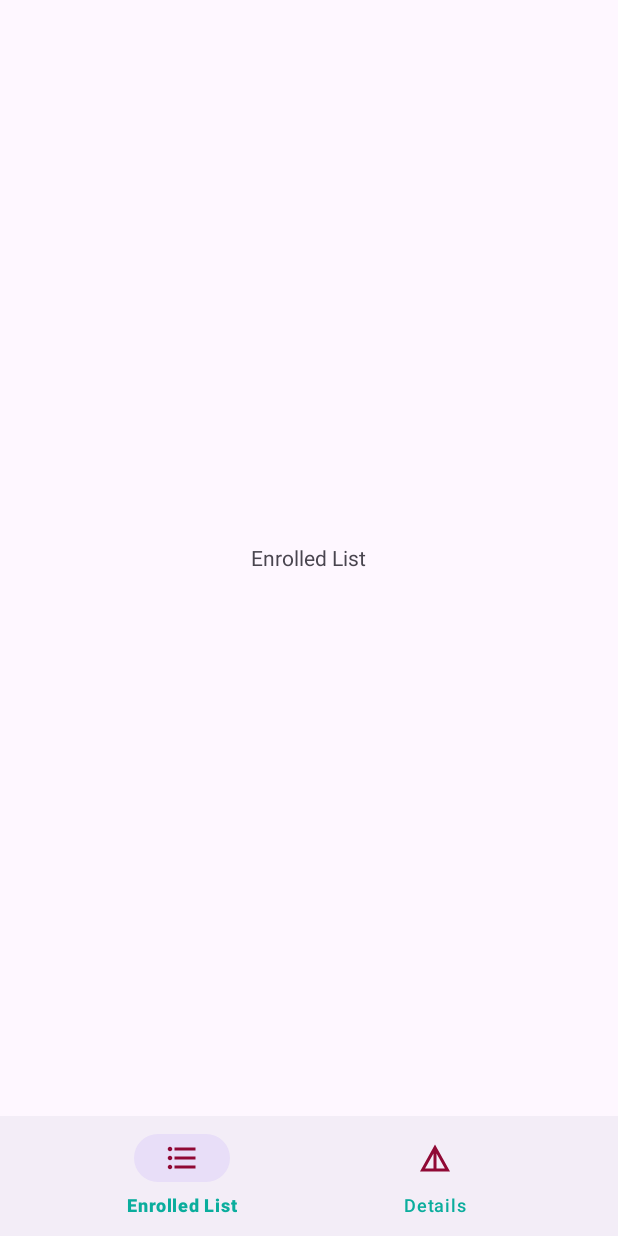
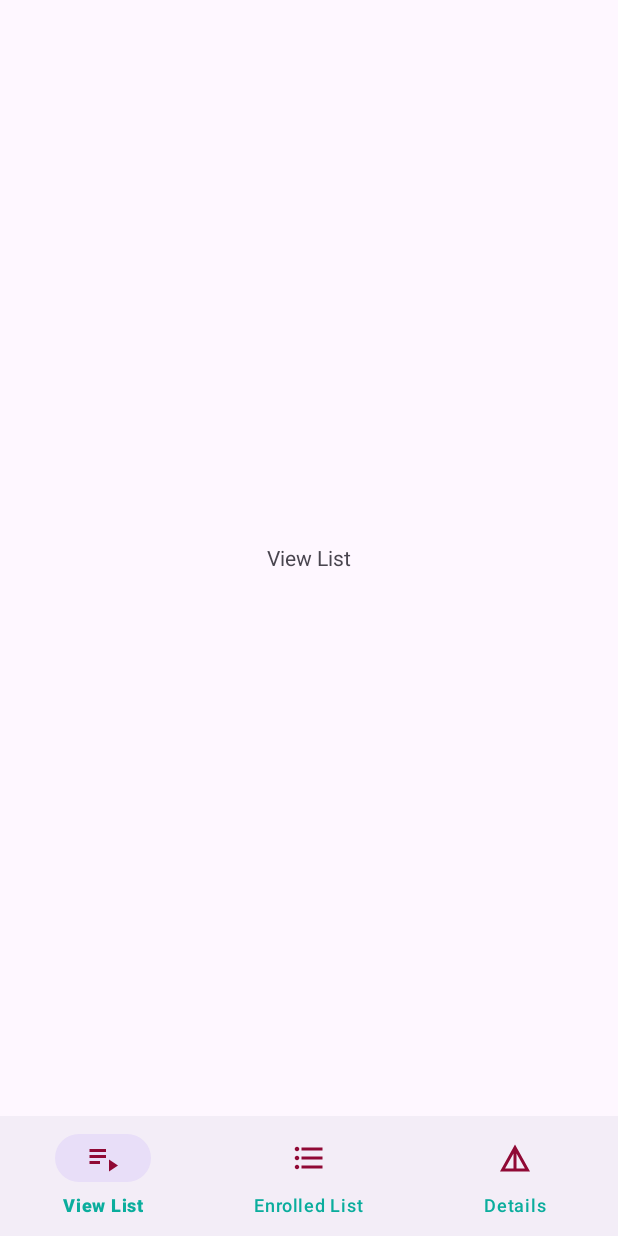
Before and after one commit to MehrabHussain47/LearnNow, an Android app: the StudentActivity screen opened directly, with no data from a screen before it, on a phone screen of 412 x 824 dp. Run offline under Robolectric (Android 15) with nearby library versions, the phone set to English and light mode, and no system bars.

Commit message:
Initial Commit 3

```diff
--- a/app/src/main/java/com/example/learnnow/StudentActivity.java
+++ b/app/src/main/java/com/example/learnnow/StudentActivity.java
@@ -1,3 +1,46 @@
+//package com.example.learnnow;
+//
+//import android.os.Bundle;
+//import androidx.annotation.NonNull;
+//import androidx.appcompat.app.AppCompatActivity;
+//import androidx.fragment.app.Fragment;
+//import com.google.android.material.bottomnavigation.BottomNavigationView;
+//
+//public class StudentActivity extends AppCompatActivity {
+//
+//    @Override
+//    protected void onCreate(Bundle savedInstanceState) {
+//        super.onCreate(savedInstanceState);
+//        setContentView(R.layout.activity_student);
+//
+//        BottomNavigationView bottomNavigationView = findViewById(R.id.bottom_navigation);
+//
+//        // Set up the item selected listener
+//        bottomNavigationView.setOnItemSelectedListener(item -> {
+//            Fragment selectedFragment = null;
+//            switch (item.getItemId()) {
+//                case R.id.nav_enrolled:
+//                    selectedFragment = new EnrolledFragment();
+//                    break;
+//                case R.id.nav_view_list:  // New case for View List
+//                    selectedFragment = new ViewListFragment();  // Ensure ViewListFragment is created
+//                    break;
+//                case R.id.nav_details:
+//                    selectedFragment = new DetailsFragment();
+//                    break;
+//            }
+//            if (selectedFragment != null) {
+//                getSupportFragmentManager().beginTransaction().replace(R.id.fragment_container, selectedFragment).commit();
+//            }
+//            return true;
+//        });
+//
+//        // Load default fragment
+//        if (savedInstanceState == null) {
+//            getSupportFragmentManager().beginTransaction().replace(R.id.fragment_container, new EnrolledFragment()).commit();
+//        }
+//    }
+//}
 package com.example.learnnow;
 
 import android.os.Bundle;
@@ -16,7 +59,9 @@ public class StudentActivity extends AppCompatActivity {
         BottomNavigationView bottomNavigationView = findViewById(R.id.bottom_navigation);
         bottomNavigationView.setOnNavigationItemSelectedListener(item -> {
             Fragment selectedFragment = null;
-            if (item.getItemId() == R.id.nav_enrolled) {
+            if (item.getItemId() == R.id.nav_view_list) {
+                selectedFragment = new ViewListFragment();
+            } else if (item.getItemId() == R.id.nav_enrolled) {
                 selectedFragment = new EnrolledFragment();
             } else if (item.getItemId() == R.id.nav_details) {
                 selectedFragment = new DetailsFragment();
@@ -29,8 +74,7 @@ public class StudentActivity extends AppCompatActivity {
 
         // Load default fragment
         if (savedInstanceState == null) {
-            getSupportFragmentManager().beginTransaction().replace(R.id.fragment_container, new EnrolledFragment()).commit();
+            getSupportFragmentManager().beginTransaction().replace(R.id.fragment_container, new ViewListFragment()).commit();
         }
     }
-
 }
--- /dev/null
+++ b/app/src/main/java/com/example/learnnow/ViewListFragment.java
@@ -0,0 +1,18 @@
+package com.example.learnnow;
+
+import android.os.Bundle;
+import android.view.LayoutInflater;
+import android.view.View;
+import android.view.ViewGroup;
+import androidx.annotation.NonNull;
+import androidx.annotation.Nullable;
+import androidx.fragment.app.Fragment;
+
+public class ViewListFragment extends Fragment {
+
+    @Nullable
+    @Override
+    public View onCreateView(@NonNull LayoutInflater inflater, @Nullable ViewGroup container, @Nullable Bundle savedInstanceState) {
+        return inflater.inflate(R.layout.fragment_view_list, container, false);
+    }
+}
--- /dev/null
+++ b/app/src/main/res/drawable/ic_view_list.xml
@@ -0,0 +1,11 @@
+<vector xmlns:android="http://schemas.android.com/apk/res/android" android:autoMirrored="true" android:height="24dp" android:tint="#FFFDFD" android:viewportHeight="24" android:viewportWidth="24" android:width="24dp">
+
+    <path android:fillColor="@android:color/white" android:pathData="M3,10h11v2h-11z"/>
+
+    <path android:fillColor="@android:color/white" android:pathData="M3,6h11v2h-11z"/>
+
+    <path android:fillColor="@android:color/white" android:pathData="M3,14h7v2h-7z"/>
+
+    <path android:fillColor="@android:color/white" android:pathData="M16,13l0,8l6,-4z"/>
+
+</vector>
--- /dev/null
+++ b/app/src/main/res/layout/fragment_view_list.xml
@@ -0,0 +1,10 @@
+<?xml version="1.0" encoding="utf-8"?>
+<FrameLayout xmlns:android="http://schemas.android.com/apk/res/android"
+    android:layout_width="match_parent"
+    android:layout_height="match_parent">
+    <TextView
+        android:layout_width="wrap_content"
+        android:layout_height="wrap_content"
+        android:text="View List"
+        android:layout_gravity="center"/>
+</FrameLayout>
--- a/app/src/main/res/menu/bottom_nav_menu.xml
+++ b/app/src/main/res/menu/bottom_nav_menu.xml
@@ -1,11 +1,20 @@
 <?xml version="1.0" encoding="utf-8"?>
 <menu xmlns:android="http://schemas.android.com/apk/res/android">
+    <!-- View List item (new) -->
+    <item
+        android:id="@+id/nav_view_list"
+        android:title="View List"
+        android:icon="@drawable/ic_view_list" />
+
+    <!-- Enrolled List item -->
     <item
         android:id="@+id/nav_enrolled"
-        android:icon="@drawable/ic_enrolled"
-        android:title="Enrolled List"/>
+        android:title="Enrolled List"
+        android:icon="@drawable/ic_enrolled" />
+
+    <!-- Details item -->
     <item
         android:id="@+id/nav_details"
-        android:icon="@drawable/ic_details"
-        android:title="Details"/>
+        android:title="Details"
+        android:icon="@drawable/ic_details" />
 </menu>
```
